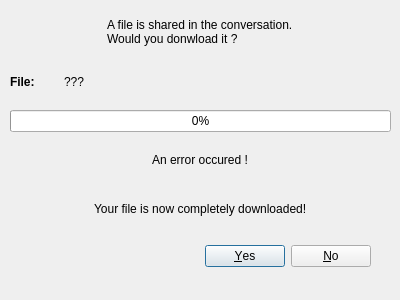
BAKFR/linpop, file Linpop/downloadwindow.ui: the form before one commit.
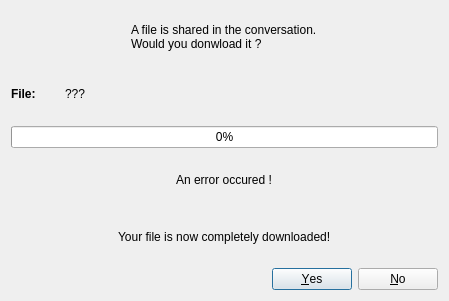
The form after the commit.

Commit message: Adding layouts to graphics interface (resize windows is now enabled)

Patch:
```diff
--- a/Linpop/downloadwindow.ui
+++ b/Linpop/downloadwindow.ui
@@ -6,38 +6,15 @@
    <rect>
     <x>0</x>
     <y>0</y>
-    <width>400</width>
-    <height>300</height>
+    <width>449</width>
+    <height>301</height>
    </rect>
   </property>
   <property name="windowTitle">
    <string>Dialog</string>
   </property>
-  <widget class="QDialogButtonBox" name="buttonBox">
-   <property name="geometry">
-    <rect>
-     <x>30</x>
-     <y>240</y>
-     <width>341</width>
-     <height>32</height>
-    </rect>
-   </property>
-   <property name="orientation">
-    <enum>Qt::Horizontal</enum>
-   </property>
-   <property name="standardButtons">
-    <set>QDialogButtonBox::No|QDialogButtonBox::Yes</set>
-   </property>
-  </widget>
-  <widget class="QWidget" name="verticalLayoutWidget">
-   <property name="geometry">
-    <rect>
-     <x>10</x>
-     <y>10</y>
-     <width>381</width>
-     <height>221</height>
-    </rect>
-   </property>
+  <layout class="QVBoxLayout" name="verticalLayout_2">
+   <item>
    <layout class="QVBoxLayout" name="verticalLayout">
     <item alignment="Qt::AlignHCenter">
      <widget class="QLabel" name="label_question">
@@ -99,7 +76,18 @@
      </widget>
     </item>
    </layout>
-  </widget>
+   </item>
+   <item>
+    <widget class="QDialogButtonBox" name="buttonBox">
+     <property name="orientation">
+      <enum>Qt::Horizontal</enum>
+     </property>
+     <property name="standardButtons">
+      <set>QDialogButtonBox::No|QDialogButtonBox::Yes</set>
+     </property>
+    </widget>
+   </item>
+  </layout>
  </widget>
  <resources/>
  <connections>
```
Lines whose indentation alone changed are shown as unchanged. The commit also changes 8 other files.
